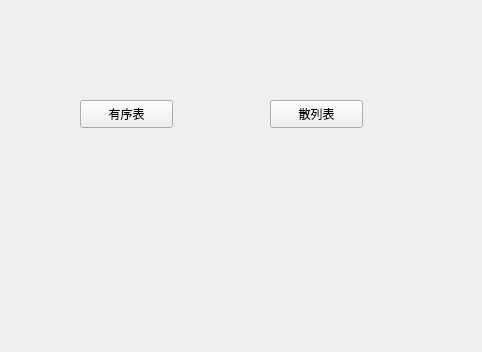
Old version of the form dictionarypj/widget.ui in the repository WwwwwyDev/english-chinese-dictionary.
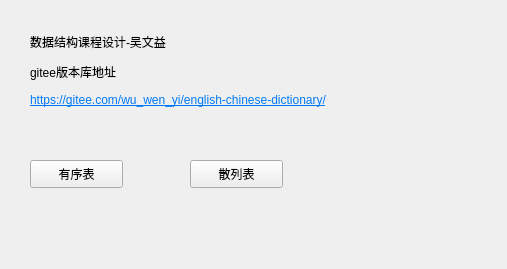
New version of the form.

```diff
--- a/dictionarypj/widget.ui
+++ b/dictionarypj/widget.ui
@@ -6,8 +6,8 @@
    <rect>
     <x>0</x>
     <y>0</y>
-    <width>482</width>
-    <height>352</height>
+    <width>507</width>
+    <height>269</height>
    </rect>
   </property>
   <property name="windowTitle">
@@ -16,8 +16,8 @@
   <widget class="QPushButton" name="pushButton">
    <property name="geometry">
     <rect>
-     <x>80</x>
-     <y>100</y>
+     <x>30</x>
+     <y>160</y>
      <width>93</width>
      <height>28</height>
     </rect>
@@ -29,8 +29,8 @@
   <widget class="QPushButton" name="pushButton_2">
    <property name="geometry">
     <rect>
-     <x>270</x>
-     <y>100</y>
+     <x>190</x>
+     <y>160</y>
      <width>93</width>
      <height>28</height>
     </rect>
@@ -39,6 +39,19 @@
     <string>散列表</string>
    </property>
   </widget>
+  <widget class="QLabel" name="label">
+   <property name="geometry">
+    <rect>
+     <x>30</x>
+     <y>30</y>
+     <width>441</width>
+     <height>81</height>
+    </rect>
+   </property>
+   <property name="text">
+    <string>&lt;html&gt;&lt;head/&gt;&lt;body&gt;&lt;p&gt;数据结构课程设计-吴文益&lt;/p&gt;&lt;p&gt;gitee版本库地址&lt;/p&gt;&lt;p&gt;&lt;a href=&quot;https://gitee.com/wu_wen_yi/english-chinese-dictionary/&quot;&gt;&lt;span style=&quot; text-decoration: underline; color:#007af4;&quot;&gt;https://gitee.com/wu_wen_yi/english-chinese-dictionary/&lt;/span&gt;&lt;/a&gt;&lt;/p&gt;&lt;/body&gt;&lt;/html&gt;</string>
+   </property>
+  </widget>
  </widget>
  <resources/>
  <connections/>
```
